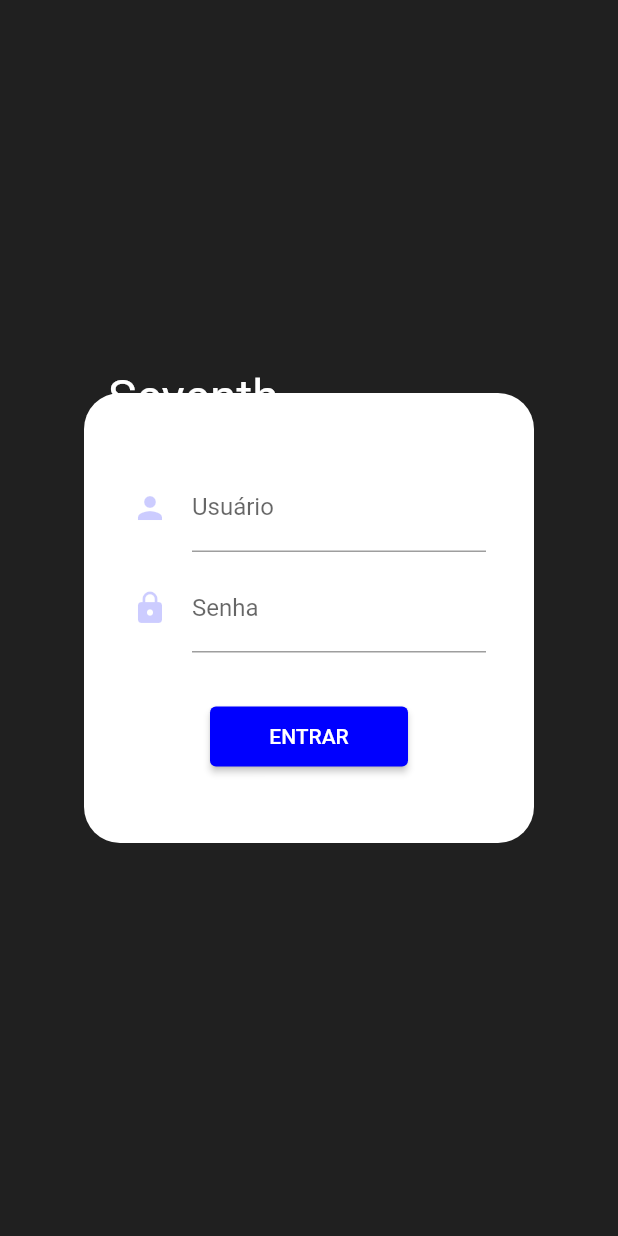
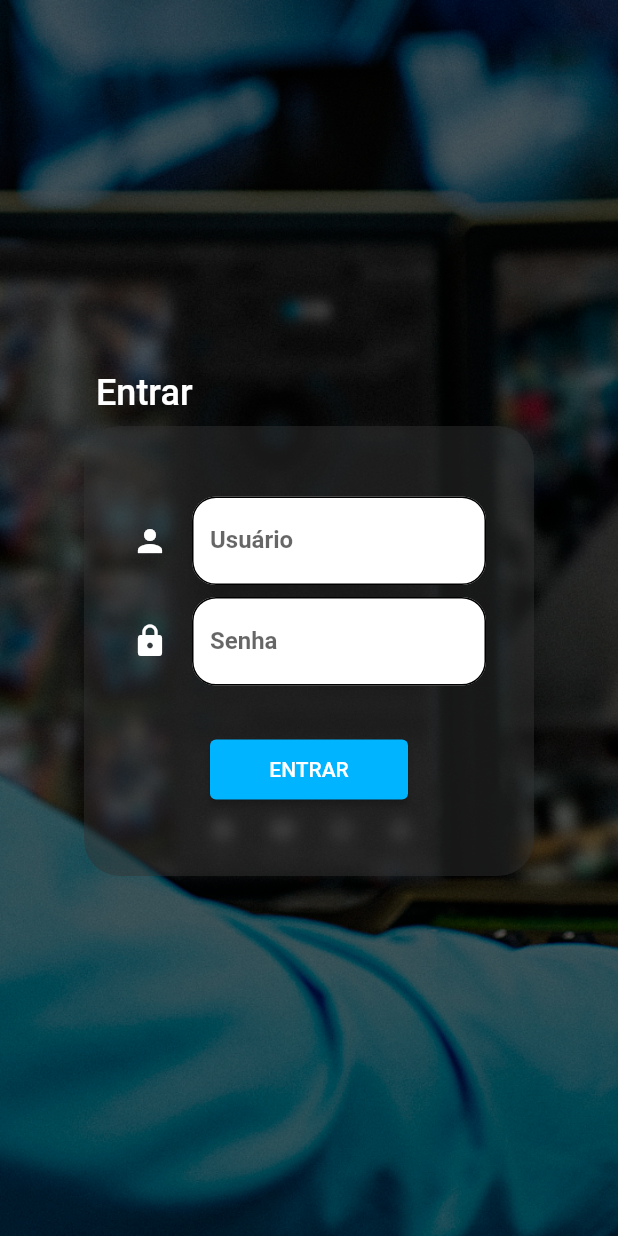
Before and after one commit to Gabriellsp/seventh-flutter, a Flutter app: the screen it shows after launch, on a phone screen of 412 x 824 dp. Run offline on Flutter 3.47's test engine with Material 2 defaults, Android fonts, the phone set to English and light mode, and no system bars; our stand-ins replace chewie, flutter_mobx, flutter_modular, flutter_secure_storage, mobx, video_player; missing offline and left inert: http_interceptor; generated files the repository leaves out were written again.

Commit message:
Creating theme archives and changing loginpage layout

```diff
--- a/lib/app/app_widget.dart
+++ b/lib/app/app_widget.dart
@@ -1,6 +1,11 @@
 import 'package:flutter/material.dart';
 import 'package:flutter_modular/flutter_modular.dart';
+import 'package:seventh_prova_flutter/app/shared/theme/app_button_theme.dart';
 import 'package:seventh_prova_flutter/app/shared/theme/app_color.dart';
+import 'package:seventh_prova_flutter/app/shared/theme/app_input_theme.dart';
+import 'package:seventh_prova_flutter/app/shared/theme/app_progress_indicator_theme.dart';
+import 'package:seventh_prova_flutter/app/shared/theme/app_snackbar_theme.dart';
+import 'package:seventh_prova_flutter/app/shared/theme/app_text_theme.dart';
 
 class AppWidget extends StatelessWidget {
   const AppWidget({Key? key}) : super(key: key);
@@ -10,11 +15,13 @@ class AppWidget extends StatelessWidget {
       debugShowCheckedModeBanner: false,
       title: 'Seventh',
       theme: ThemeData(
-        scaffoldBackgroundColor: AppColor.scaffoldBackgroundColor,
+        scaffoldBackgroundColor: AppColor.backgroundColor,
         primarySwatch: AppColor.primaryColor,
-        progressIndicatorTheme: const ProgressIndicatorThemeData(
-          color: Colors.white,
-        ),
+        snackBarTheme: const AppSnackbarTheme(),
+        textTheme: const AppTextTheme(),
+        elevatedButtonTheme: AppButtonTheme(),
+        inputDecorationTheme: AppInputTheme(),
+        progressIndicatorTheme: const AppProgressIndicatorTheme(),
       ),
       routeInformationParser: Modular.routeInformationParser,
       routerDelegate: Modular.routerDelegate,
--- a/lib/app/features/home/home_page.dart
+++ b/lib/app/features/home/home_page.dart
@@ -3,6 +3,8 @@ import 'package:flutter_mobx/flutter_mobx.dart';
 import 'package:flutter_modular/flutter_modular.dart';
 import 'package:seventh_prova_flutter/app/features/home/home_store.dart';
 import 'package:seventh_prova_flutter/app/features/home/widgets/widgets.dart';
+import 'package:seventh_prova_flutter/app/shared/theme/app_color.dart';
+import 'package:seventh_prova_flutter/app/shared/widgets/custom_snackbar.dart';
 
 class HomePage extends StatefulWidget {
   const HomePage({Key? key}) : super(key: key);
@@ -27,20 +29,23 @@ class _HomePageState extends State<HomePage> {
         if (store.showMessageError) {
           WidgetsBinding.instance.addPostFrameCallback((_) {
             ScaffoldMessenger.of(context)
-                .showSnackBar(SnackBar(
-                  backgroundColor: Colors.red,
-                  content: Text(
-                    store.messageError,
-                    textAlign: TextAlign.center,
+                .showSnackBar(
+                  CustomSnackbar(
+                    message: store.messageError,
                   ),
-                ))
+                )
                 .closed
                 .then((value) => store.setShowMessage(false));
           });
         }
         return Scaffold(
           appBar: AppBar(
-            title: const Center(child: Text('Video Seventh')),
+            title: Center(
+              child: Text(
+                'Video Player',
+                style: Theme.of(context).textTheme.titleLarge,
+              ),
+            ),
           ),
           body: store.isLoading
               ? const Center(
--- a/lib/app/features/login/login_page.dart
+++ b/lib/app/features/login/login_page.dart
@@ -2,10 +2,8 @@ import 'package:flutter/material.dart';
 import 'package:flutter_mobx/flutter_mobx.dart';
 import 'package:flutter_modular/flutter_modular.dart';
 import 'package:seventh_prova_flutter/app/features/login/login_store.dart';
-import 'package:seventh_prova_flutter/app/features/login/widgets/login_header.dart';
 import 'package:seventh_prova_flutter/app/shared/theme/app_color.dart';
-import 'package:seventh_prova_flutter/app/shared/widgets/headline1.dart';
-
+import 'package:seventh_prova_flutter/app/shared/widgets/custom_snackbar.dart';
 import 'widgets/widgets.dart';
 
 class LoginPage extends StatefulWidget {
@@ -21,7 +19,7 @@ class _LoginPageState extends State<LoginPage> {
   @override
   void initState() {
     super.initState();
-    store.verifyUserHasToken();
+    // store.verifyUserHasToken();
   }
 
   @override
@@ -31,29 +29,42 @@ class _LoginPageState extends State<LoginPage> {
         if (store.showMessageError) {
           WidgetsBinding.instance.addPostFrameCallback((_) {
             ScaffoldMessenger.of(context)
-                .showSnackBar(SnackBar(
-                  backgroundColor: Colors.red,
-                  content: Text(
-                    store.messageError,
-                    textAlign: TextAlign.center,
+                .showSnackBar(
+                  CustomSnackbar(
+                    message: store.messageError,
                   ),
-                ))
+                )
                 .closed
                 .then((value) => store.setShowMessage(false));
           });
         }
 
         return Scaffold(
-          body: Center(
-            child: Stack(
-              clipBehavior: Clip.none,
+          body: Container(
+            decoration: const BoxDecoration(
+              image: DecorationImage(
+                image: AssetImage("assets/images/login_background.png"),
+                fit: BoxFit.cover,
+              ),
+            ),
+            child: Center(
+              child: Column(
+                mainAxisAlignment: MainAxisAlignment.center,
+                crossAxisAlignment: CrossAxisAlignment.start,
                 children: [
+                  Padding(
+                    padding: const EdgeInsets.all(8.0),
+                    child: Text(
+                      "Entrar",
+                      style: Theme.of(context).textTheme.titleLarge,
+                    ),
+                  ),
                   Container(
                     height: 300,
                     width: 300,
                     decoration: BoxDecoration(
                       borderRadius: BorderRadius.circular(24),
-                    color: Colors.white,
+                      color: AppColor.backgroundColor,
                     ),
                     child: Column(
                       mainAxisAlignment: MainAxisAlignment.center,
@@ -65,7 +76,8 @@ class _LoginPageState extends State<LoginPage> {
                               children: const [
                                 UserInput(),
                                 Padding(
-                                padding: EdgeInsets.only(top: 8.0, bottom: 32),
+                                  padding:
+                                      EdgeInsets.only(top: 8.0, bottom: 32),
                                   child: PasswordInput(),
                                 ),
                                 LoginButton(),
@@ -76,15 +88,8 @@ class _LoginPageState extends State<LoginPage> {
                       ],
                     ),
                   ),
-                const Positioned(
-                  top: -16,
-                  left: 16,
-                  child: Text(
-                    'Seventh',
-                    style: TextStyle(color: Colors.white, fontSize: 32),
+                ],
               ),
-                ),
-              ],
             ),
           ),
         );
--- a/lib/app/features/login/login_repository.dart
+++ b/lib/app/features/login/login_repository.dart
@@ -6,8 +6,8 @@ class LoginRepository {
   LoginRepository(this.client);
 
   Future<void> login(LoginModel login) async {
-    var aux = LoginModel(username: "candidato-seventh", password: "8n5zSrYq");
-    await client.login(aux);
+    // var aux = LoginModel(username: "candidato-seventh", password: "8n5zSrYq");
+    await client.login(login);
   }
 
   Future<bool> userHasToken() async {
--- a/lib/app/features/login/widgets/password_input.dart
+++ b/lib/app/features/login/widgets/password_input.dart
@@ -9,11 +9,10 @@ class PasswordInput extends StatelessWidget {
   Widget build(BuildContext context) {
     var store = Modular.get<LoginStore>();
     return TextFormField(
-      decoration: InputDecoration(
+      decoration: const InputDecoration(
         labelText: 'Senha',
         icon: Icon(
           Icons.lock,
-          color: Theme.of(context).primaryColorLight,
         ),
       ),
       obscureText: true,
--- a/lib/app/features/login/widgets/user_input.dart
+++ b/lib/app/features/login/widgets/user_input.dart
@@ -9,11 +9,10 @@ class UserInput extends StatelessWidget {
   Widget build(BuildContext context) {
     var store = Modular.get<LoginStore>();
     return TextFormField(
-      decoration: InputDecoration(
+      decoration: const InputDecoration(
         labelText: 'Usuário',
         icon: Icon(
           Icons.person,
-          color: Theme.of(context).primaryColorLight,
         ),
       ),
       keyboardType: TextInputType.emailAddress,
--- /dev/null
+++ b/lib/app/shared/theme/app_button_theme.dart
@@ -0,0 +1,10 @@
+import 'package:flutter/material.dart';
+
+class AppButtonTheme extends ElevatedButtonThemeData {
+  AppButtonTheme()
+      : super(
+          style: ButtonStyle(
+            foregroundColor: MaterialStateProperty.all<Color>(Colors.white),
+          ),
+        );
+}
--- a/lib/app/shared/theme/app_color.dart
+++ b/lib/app/shared/theme/app_color.dart
@@ -1,21 +1,23 @@
 import 'package:flutter/material.dart';
 
 class AppColor {
-  static const Map<int, Color> primaryBlue = {
-    50: Color.fromRGBO(0, 0, 255, 0.1),
-    100: Color.fromRGBO(0, 0, 255, 0.2),
-    200: Color.fromRGBO(0, 0, 255, .3),
-    300: Color.fromRGBO(0, 0, 255, .4),
-    400: Color.fromRGBO(0, 0, 255, .5),
-    500: Color.fromRGBO(0, 0, 255, .6),
-    600: Color.fromRGBO(0, 0, 255, .7),
-    700: Color.fromRGBO(0, 0, 255, .8),
-    800: Color.fromRGBO(0, 0, 255, .9),
-    900: Color.fromRGBO(0, 0, 255, 1),
+  static const Map<int, Color> primarySwatch = {
+    50: Color.fromRGBO(0, 255, 221, 0.1),
+    100: Color.fromRGBO(0, 255, 221, 0.2),
+    200: Color.fromRGBO(0, 255, 221, 0.3),
+    300: Color.fromRGBO(0, 255, 221, .4),
+    400: Color.fromRGBO(0, 255, 221, .5),
+    500: Color.fromRGBO(0, 255, 221, .6),
+    600: Color.fromRGBO(0, 255, 221, .7),
+    700: Color.fromRGBO(0, 255, 221, .8),
+    800: Color.fromRGBO(0, 255, 221, .9),
+    900: Color.fromRGBO(0, 255, 221, 1),
   };
 
   static const MaterialColor primaryColor =
-      MaterialColor(0xFF0000FF, primaryBlue);
+      MaterialColor(0xFF00B4FF, primarySwatch);
 
-  static const Color scaffoldBackgroundColor = Color(0xff202020);
+  static const Color backgroundColor = Color.fromARGB(119, 50, 50, 50);
+
+  static const Color errorColor = Color.fromARGB(255, 180, 0, 0);
 }
--- /dev/null
+++ b/lib/app/shared/theme/app_input_theme.dart
@@ -0,0 +1,23 @@
+import 'package:flutter/material.dart';
+import 'package:seventh_prova_flutter/app/shared/theme/app_color.dart';
+
+class AppInputTheme extends InputDecorationTheme {
+  AppInputTheme()
+      : super(
+          floatingLabelBehavior: FloatingLabelBehavior.never,
+          filled: true,
+          fillColor: Colors.white,
+          iconColor: Colors.white,
+          floatingLabelStyle: const TextStyle(
+            color: AppColor.primaryColor,
+            fontWeight: FontWeight.bold,
+          ),
+          labelStyle: const TextStyle(fontWeight: FontWeight.bold),
+          enabledBorder: OutlineInputBorder(
+            borderRadius: BorderRadius.circular(16.0),
+          ),
+          border: OutlineInputBorder(
+            borderRadius: BorderRadius.circular(16.0),
+          ),
+        );
+}
--- /dev/null
+++ b/lib/app/shared/theme/app_progress_indicator_theme.dart
@@ -0,0 +1,8 @@
+import 'package:flutter/material.dart';
+
+class AppProgressIndicatorTheme extends ProgressIndicatorThemeData {
+  const AppProgressIndicatorTheme()
+      : super(
+          color: Colors.white,
+        );
+}
--- /dev/null
+++ b/lib/app/shared/theme/app_snackbar_theme.dart
@@ -0,0 +1,9 @@
+import 'package:flutter/material.dart';
+import 'package:seventh_prova_flutter/app/shared/theme/app_color.dart';
+
+class AppSnackbarTheme extends SnackBarThemeData {
+  const AppSnackbarTheme()
+      : super(
+            backgroundColor: AppColor.errorColor,
+            actionTextColor: Colors.white);
+}
--- /dev/null
+++ b/lib/app/shared/theme/app_text_theme.dart
@@ -0,0 +1,11 @@
+import 'package:flutter/material.dart';
+
+class AppTextTheme extends TextTheme {
+  const AppTextTheme()
+      : super(
+          titleLarge: const TextStyle(
+            color: Colors.white,
+            fontSize: 24,
+          ),
+        );
+}
--- /dev/null
+++ b/lib/app/shared/widgets/custom_snackbar.dart
@@ -0,0 +1,12 @@
+import 'package:flutter/material.dart';
+
+class CustomSnackbar extends SnackBar {
+  final String message;
+  CustomSnackbar({super.key, required this.message})
+      : super(
+          content: Text(
+            message,
+            textAlign: TextAlign.center,
+          ),
+        );
+}
```
Also changed, not shown: assets/images/login_background.png (added), assets/images/seventh.png (deleted). Lines whose indentation alone changed are shown as unchanged.
